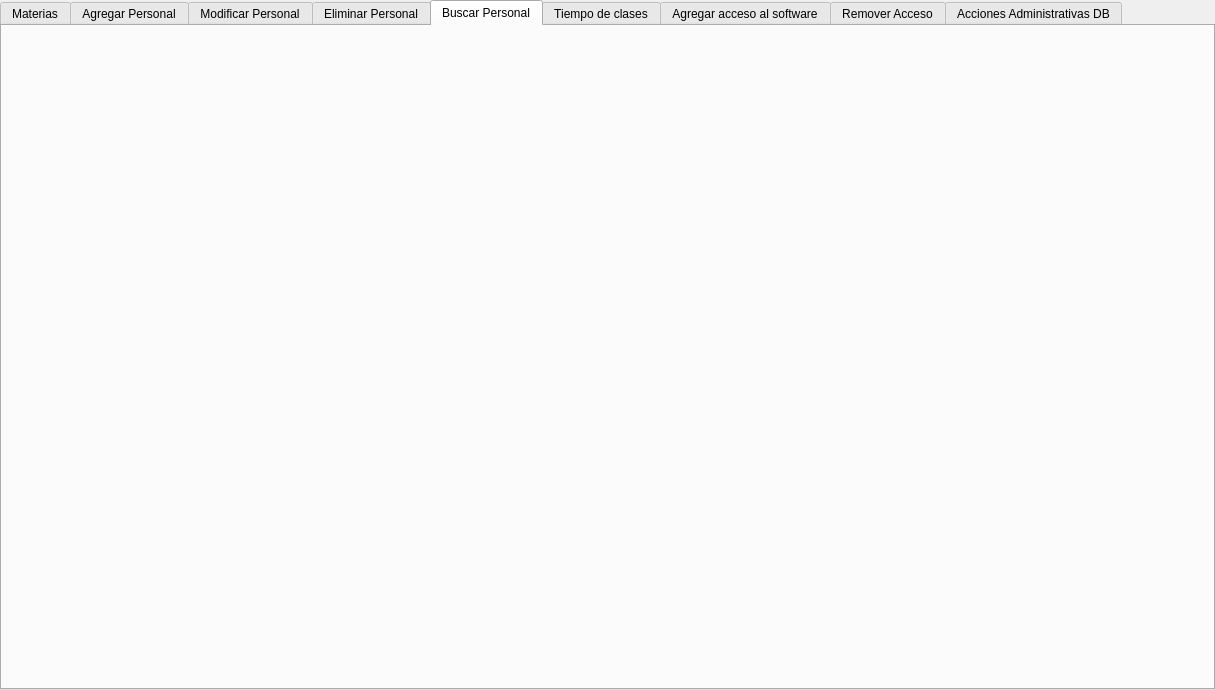
Qt form GUI QT DESIGNER CODE/staff_administration_panels(working it).ui (MCPRDev/ARE-v2) before a commit.
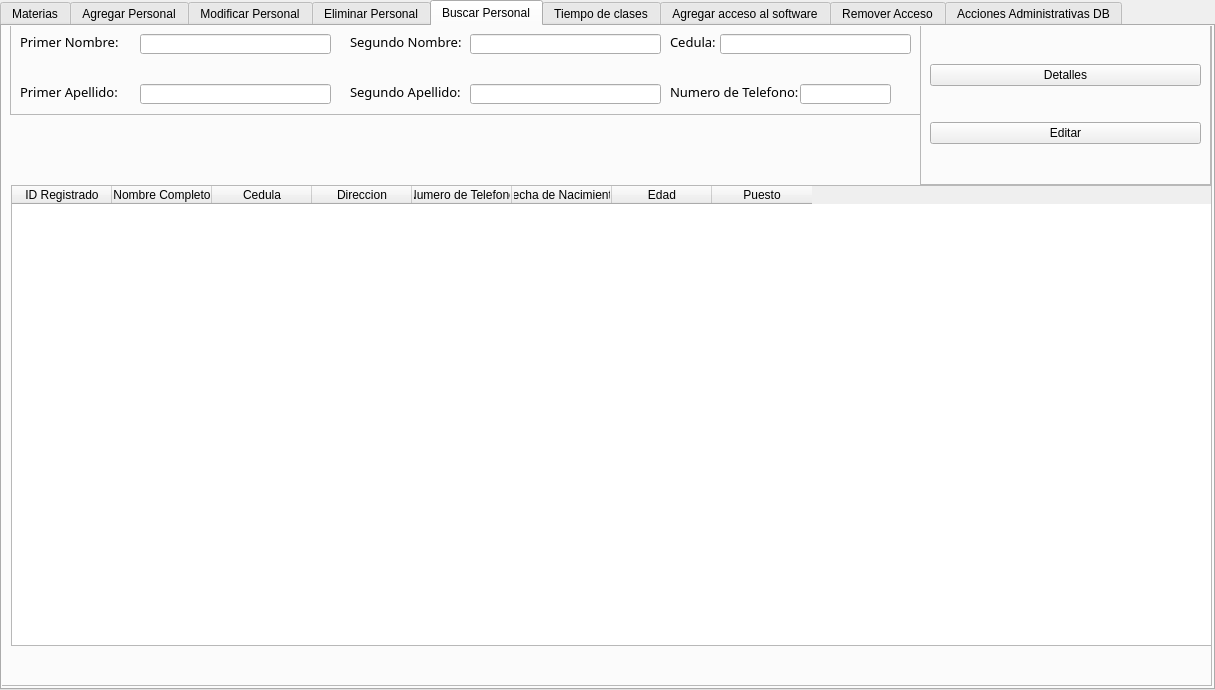
The same form after that commit. The open tabs and pages were chosen to show the change. Icons and pictures are not drawn.

Commit message: Buscar personal agregado, eliminar personal actualizado, trabajando en tiempo de clases

```diff
--- a/GUI QT DESIGNER CODE/staff_administration_panels(working it).ui
+++ b/GUI QT DESIGNER CODE/staff_administration_panels(working it).ui
@@ -2892,6 +2892,282 @@
      <attribute name="title">
       <string>Buscar Personal</string>
      </attribute>
+     <widget class="QFrame" name="frame_search_staff">
+      <property name="geometry">
+       <rect>
+        <x>-1</x>
+        <y>-1</y>
+        <width>1211</width>
+        <height>661</height>
+       </rect>
+      </property>
+      <property name="frameShape">
+       <enum>QFrame::StyledPanel</enum>
+      </property>
+      <property name="frameShadow">
+       <enum>QFrame::Raised</enum>
+      </property>
+      <widget class="QTableWidget" name="tablew_show_staff_registered_search_staff">
+       <property name="enabled">
+        <bool>true</bool>
+       </property>
+       <property name="geometry">
+        <rect>
+         <x>10</x>
+         <y>160</y>
+         <width>1201</width>
+         <height>461</height>
+        </rect>
+       </property>
+       <property name="editTriggers">
+        <set>QAbstractItemView::SelectedClicked</set>
+       </property>
+       <property name="alternatingRowColors">
+        <bool>false</bool>
+       </property>
+       <property name="sortingEnabled">
+        <bool>false</bool>
+       </property>
+       <attribute name="verticalHeaderShowSortIndicator" stdset="0">
+        <bool>false</bool>
+       </attribute>
+       <column>
+        <property name="text">
+         <string>ID Registrado</string>
+        </property>
+       </column>
+       <column>
+        <property name="text">
+         <string>Nombre Completo</string>
+        </property>
+       </column>
+       <column>
+        <property name="text">
+         <string>Cedula</string>
+        </property>
+       </column>
+       <column>
+        <property name="text">
+         <string>Direccion</string>
+        </property>
+       </column>
+       <column>
+        <property name="text">
+         <string>Numero de Telefono</string>
+        </property>
+       </column>
+       <column>
+        <property name="text">
+         <string>Fecha de Nacimiento</string>
+        </property>
+       </column>
+       <column>
+        <property name="text">
+         <string>Edad</string>
+        </property>
+       </column>
+       <column>
+        <property name="text">
+         <string>Puesto</string>
+        </property>
+       </column>
+      </widget>
+      <widget class="QFrame" name="frame_details_search_staff">
+       <property name="geometry">
+        <rect>
+         <x>9</x>
+         <y>-1</y>
+         <width>911</width>
+         <height>91</height>
+        </rect>
+       </property>
+       <property name="font">
+        <font>
+         <family>Microsoft JhengHei</family>
+         <pointsize>10</pointsize>
+        </font>
+       </property>
+       <property name="frameShape">
+        <enum>QFrame::StyledPanel</enum>
+       </property>
+       <property name="frameShadow">
+        <enum>QFrame::Raised</enum>
+       </property>
+       <widget class="QLabel" name="label_first_name_search_staff">
+        <property name="geometry">
+         <rect>
+          <x>10</x>
+          <y>10</y>
+          <width>101</width>
+          <height>16</height>
+         </rect>
+        </property>
+        <property name="text">
+         <string>Primer Nombre:</string>
+        </property>
+       </widget>
+       <widget class="QLabel" name="label_second_name_search_staff">
+        <property name="geometry">
+         <rect>
+          <x>340</x>
+          <y>10</y>
+          <width>111</width>
+          <height>16</height>
+         </rect>
+        </property>
+        <property name="text">
+         <string>Segundo Nombre:</string>
+        </property>
+       </widget>
+       <widget class="QLabel" name="label_first_surname_search_staff">
+        <property name="geometry">
+         <rect>
+          <x>10</x>
+          <y>60</y>
+          <width>101</width>
+          <height>16</height>
+         </rect>
+        </property>
+        <property name="text">
+         <string>Primer Apellido:</string>
+        </property>
+       </widget>
+       <widget class="QLabel" name="label_second_surname_search_staff">
+        <property name="geometry">
+         <rect>
+          <x>340</x>
+          <y>60</y>
+          <width>111</width>
+          <height>16</height>
+         </rect>
+        </property>
+        <property name="text">
+         <string>Segundo Apellido:</string>
+        </property>
+       </widget>
+       <widget class="QLabel" name="label_document_id_search_staff">
+        <property name="geometry">
+         <rect>
+          <x>660</x>
+          <y>10</y>
+          <width>51</width>
+          <height>16</height>
+         </rect>
+        </property>
+        <property name="text">
+         <string>Cedula:</string>
+        </property>
+       </widget>
+       <widget class="QLabel" name="label_phone_number_search_staff">
+        <property name="geometry">
+         <rect>
+          <x>660</x>
+          <y>60</y>
+          <width>131</width>
+          <height>16</height>
+         </rect>
+        </property>
+        <property name="text">
+         <string>Numero de Telefono:</string>
+        </property>
+       </widget>
+       <widget class="QLineEdit" name="line_input_first_name_search_staff">
+        <property name="geometry">
+         <rect>
+          <x>130</x>
+          <y>10</y>
+          <width>191</width>
+          <height>20</height>
+         </rect>
+        </property>
+       </widget>
+       <widget class="QLineEdit" name="line_input_second_name_search_staff">
+        <property name="geometry">
+         <rect>
+          <x>460</x>
+          <y>10</y>
+          <width>191</width>
+          <height>20</height>
+         </rect>
+        </property>
+       </widget>
+       <widget class="QLineEdit" name="line_input_first_surname_search_staff">
+        <property name="geometry">
+         <rect>
+          <x>130</x>
+          <y>60</y>
+          <width>191</width>
+          <height>20</height>
+         </rect>
+        </property>
+       </widget>
+       <widget class="QLineEdit" name="line_input_second_surname_search_staff">
+        <property name="geometry">
+         <rect>
+          <x>460</x>
+          <y>60</y>
+          <width>191</width>
+          <height>20</height>
+         </rect>
+        </property>
+       </widget>
+       <widget class="QLineEdit" name="line_input_document_id_search_staff">
+        <property name="geometry">
+         <rect>
+          <x>710</x>
+          <y>10</y>
+          <width>191</width>
+          <height>20</height>
+         </rect>
+        </property>
+       </widget>
+       <widget class="QLineEdit" name="line_input_phone_number_search_staff">
+        <property name="geometry">
+         <rect>
+          <x>790</x>
+          <y>60</y>
+          <width>91</width>
+          <height>20</height>
+         </rect>
+        </property>
+        <property name="text">
+         <string/>
+        </property>
+       </widget>
+      </widget>
+      <widget class="QFrame" name="frame_buttons_actions_search_staff">
+       <property name="geometry">
+        <rect>
+         <x>919</x>
+         <y>-1</y>
+         <width>291</width>
+         <height>161</height>
+        </rect>
+       </property>
+       <property name="frameShape">
+        <enum>QFrame::StyledPanel</enum>
+       </property>
+       <property name="frameShadow">
+        <enum>QFrame::Raised</enum>
+       </property>
+       <layout class="QVBoxLayout" name="verticalLayout_4">
+        <item>
+         <widget class="QPushButton" name="button_show_deailts_qtable_selected_search_staff">
+          <property name="text">
+           <string>Detalles</string>
+          </property>
+         </widget>
+        </item>
+        <item>
+         <widget class="QPushButton" name="button_edit_selected_staff_search_staff">
+          <property name="text">
+           <string>Editar</string>
+          </property>
+         </widget>
+        </item>
+       </layout>
+      </widget>
+     </widget>
     </widget>
     <widget class="QWidget" name="impart_teacher_time">
      <attribute name="title">
```
Left out of the diff: 447 changed lines with no effect on the pictures.
